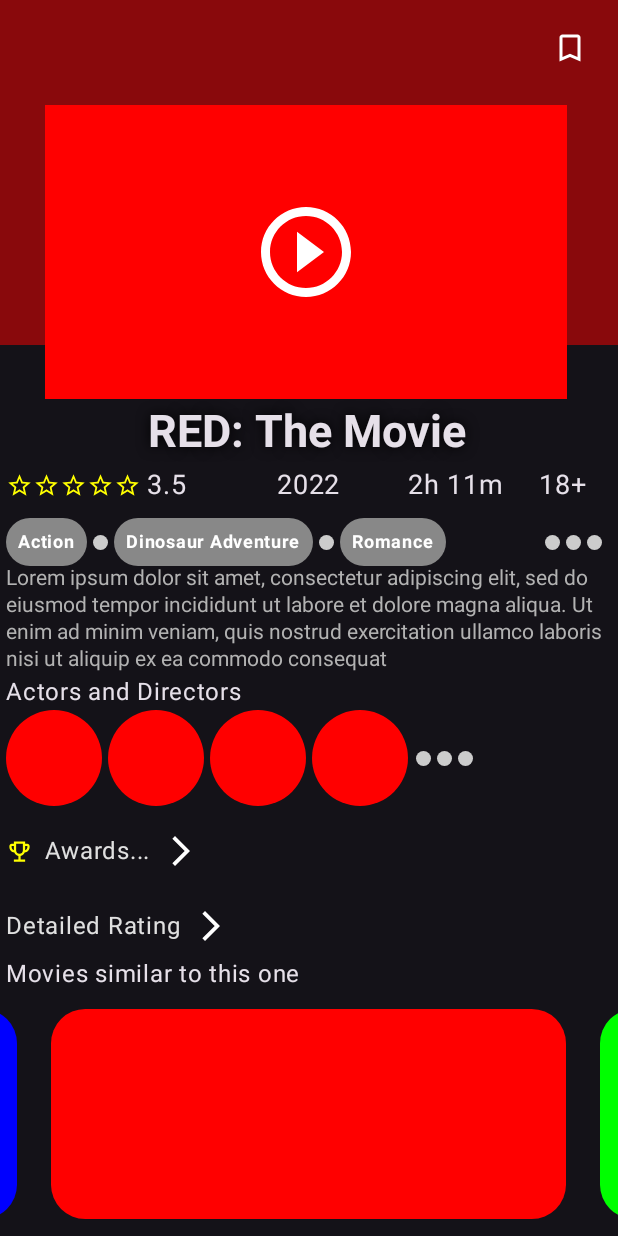
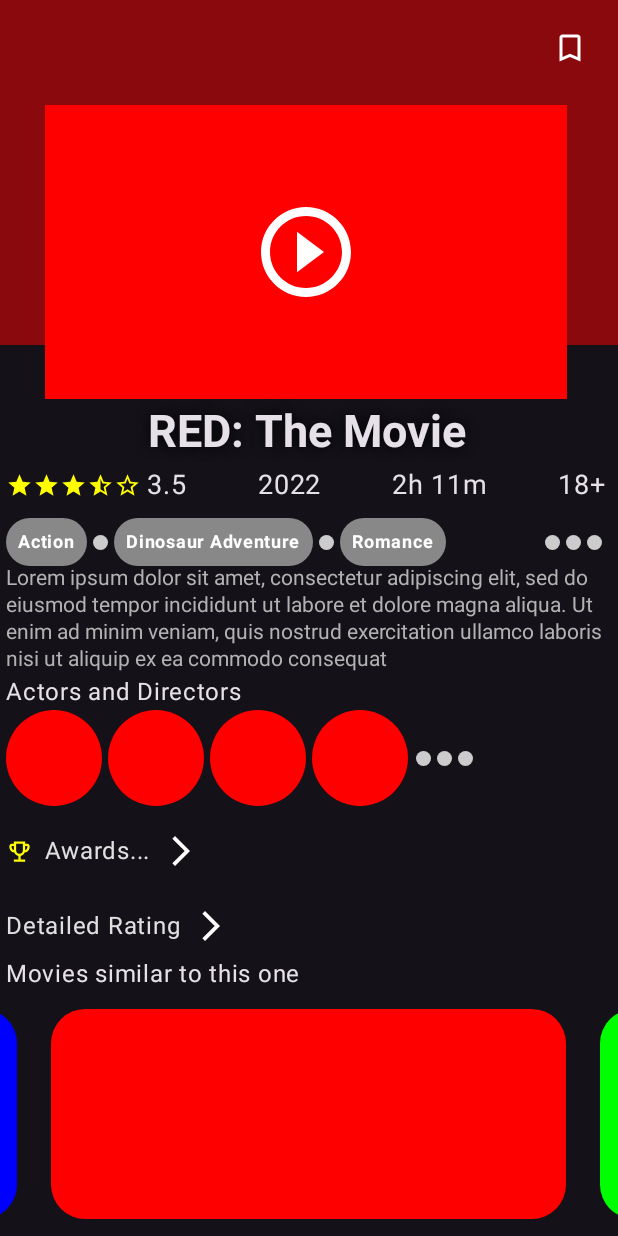
Before and after one commit to nikguin04/UX62550, an Android app built with Jetpack Compose: the @Preview function MediaDetailPagePreview, on a phone screen of 412 x 824 dp. Run offline under Robolectric (Android 15) with nearby library versions, the phone set to English and light mode, and no system bars.

Commit message:
Add navigation for Review, also make stars work

```diff
--- a/app/src/main/java/com/niklas/ux62550/navigation/Route.kt
+++ b/app/src/main/java/com/niklas/ux62550/navigation/Route.kt
@@ -17,6 +17,9 @@ sealed class Route(val title: String) {
     data class MediaDetailsScreen(val name: String) : Route("Media Details Screen")
 
     @Serializable
+    data class ReviewScreen(val name: String) : Route("Review Screen")
+
+    @Serializable
     data object ProfileScreen : Route("Profile")
 
     @Serializable
--- a/app/src/main/java/com/niklas/ux62550/ui/feature/mediadetails/MediaDetailPage.kt
+++ b/app/src/main/java/com/niklas/ux62550/ui/feature/mediadetails/MediaDetailPage.kt
@@ -19,6 +19,7 @@ import androidx.compose.foundation.layout.width
 import androidx.compose.foundation.shape.RoundedCornerShape
 import androidx.compose.material.icons.Icons
 import androidx.compose.material.icons.automirrored.outlined.ArrowForwardIos
+import androidx.compose.material.icons.automirrored.outlined.StarHalf
 import androidx.compose.material.icons.outlined.BookmarkBorder
 import androidx.compose.material.icons.outlined.EmojiEvents
 import androidx.compose.material.icons.outlined.PlayCircleOutline
@@ -68,21 +69,21 @@ import com.niklas.ux62550.ui.theme.UX62550Theme
 fun MediaDetailPagePreview() {
     UX62550Theme(darkTheme = true, dynamicColor = false) {
         Surface {
-            MediaDetailsScreen(onNavigateToOtherMedia = {})
+            MediaDetailsScreen(onNavigateToOtherMedia = {}, onNavigateToReview = {})
         }
     }
 }
 
 @Composable
-fun MediaDetailsScreen(viewModel: MovieViewModel = viewModel(), onNavigateToOtherMedia: (String) -> Unit) {
+fun MediaDetailsScreen(viewModel: MovieViewModel = viewModel(), onNavigateToOtherMedia: (String) -> Unit, onNavigateToReview: (String) -> Unit) {
     val movie = viewModel.movieState.collectAsState().value
     val similarMedia = viewModel.similarMediaState.collectAsState().value
-    MediaDetailsContent(movie = movie, similarMedia = similarMedia, onNavigateToOtherMedia = onNavigateToOtherMedia)
+    MediaDetailsContent(movie = movie, similarMedia = similarMedia, onNavigateToOtherMedia = onNavigateToOtherMedia, onNavigateToReview = onNavigateToReview)
 }
 
 @OptIn(ExperimentalMaterial3Api::class)
 @Composable
-fun MediaDetailsContent(modifier: Modifier = Modifier, movie: Movie, similarMedia: List<MediaItem>, onNavigateToOtherMedia: (String) -> Unit) {
+fun MediaDetailsContent(modifier: Modifier = Modifier, movie: Movie, similarMedia: List<MediaItem>, onNavigateToOtherMedia: (String) -> Unit, onNavigateToReview: (String) -> Unit) {
     Column {
         Box(modifier = modifier.fillMaxWidth()) {
             Box(modifier = Modifier.alpha(0.5f)) {
@@ -128,46 +129,47 @@ fun MediaDetailsContent(modifier: Modifier = Modifier, movie: Movie, similarMedi
             Row(
                 modifier = Modifier
                     .align(Alignment.BottomStart)
-                    .padding(4.dp, 0.dp, 0.dp, 0.dp)
+                    .padding(4.dp, 0.dp, 8.dp, 0.dp)
                     .fillMaxWidth(),
                 verticalAlignment = Alignment.CenterVertically
             ) {
-                // var rating by remember { mutableStateOf(0) }
+                Row(
+                    modifier = Modifier.clickable(onClick = { onNavigateToReview(movie.name) }),
+                    verticalAlignment = Alignment.CenterVertically
+                ) {
                     for (i in 1..5) {
-                    // val isFilled = i <= rating
-                    // val starIcon = if (isFilled) Icons.Outlined.Star else Icons.Outlined.StarOutline
+                        val starIcon = when {
+                            i <= movie.rating -> Icons.Outlined.Star
+                            i <= movie.rating + 0.5 -> Icons.AutoMirrored.Outlined.StarHalf
+                            else -> Icons.Outlined.StarOutline
+                        }
                         Image(
-                        imageVector = Icons.Outlined.StarOutline,
-                        modifier = Modifier
-                            .requiredSize(18.dp),
-                        // .clickable {
-                        //     rating = i // Update rating when a star is clicked
-                        // },
-                        // colorFilter = ColorFilter.tint(if (isFilled) Color.Yellow else Color.Gray), // Change color based on filled or not
+                            imageVector = starIcon,
+                            modifier = Modifier.requiredSize(18.dp),
                             colorFilter = ColorFilter.tint(Color.Yellow),
-                        contentDescription = "Star icon"
+                            contentDescription = "Rating star"
                         )
                     }
                     Spacer(modifier = Modifier.width(4.dp))
                     Text(
                         movie.rating.toString(),
-                    fontSize = 18.sp,
-                    modifier = Modifier.weight(0.5f)
+                        fontSize = 18.sp
                     )
+                }
+                Spacer(modifier = Modifier.weight(1f))
                 Text(
                     movie.year,
-                    fontSize = 18.sp,
-                    modifier = Modifier.weight(0.5f)
+                    fontSize = 18.sp
                 )
+                Spacer(modifier = Modifier.weight(1f))
                 Text(
                     movie.duration.toString(),
-                    fontSize = 18.sp,
-                    modifier = Modifier.weight(0.5f)
+                    fontSize = 18.sp
                 )
+                Spacer(modifier = Modifier.weight(1f))
                 Text(
                     movie.pgRating.toString() + "+",
-                    fontSize = 18.sp,
-                    modifier = Modifier.weight(0.3f)
+                    fontSize = 18.sp
                 )
             }
 
```
Also changed, not shown: app/src/main/java/com/niklas/ux62550/navigation/MainNavHost.kt (+10 -7 lines), app/src/main/java/com/niklas/ux62550/ui/feature/review/ReviewAndRatingScreen.kt (+15 -0 lines). Lines whose indentation alone changed are shown as unchanged.
